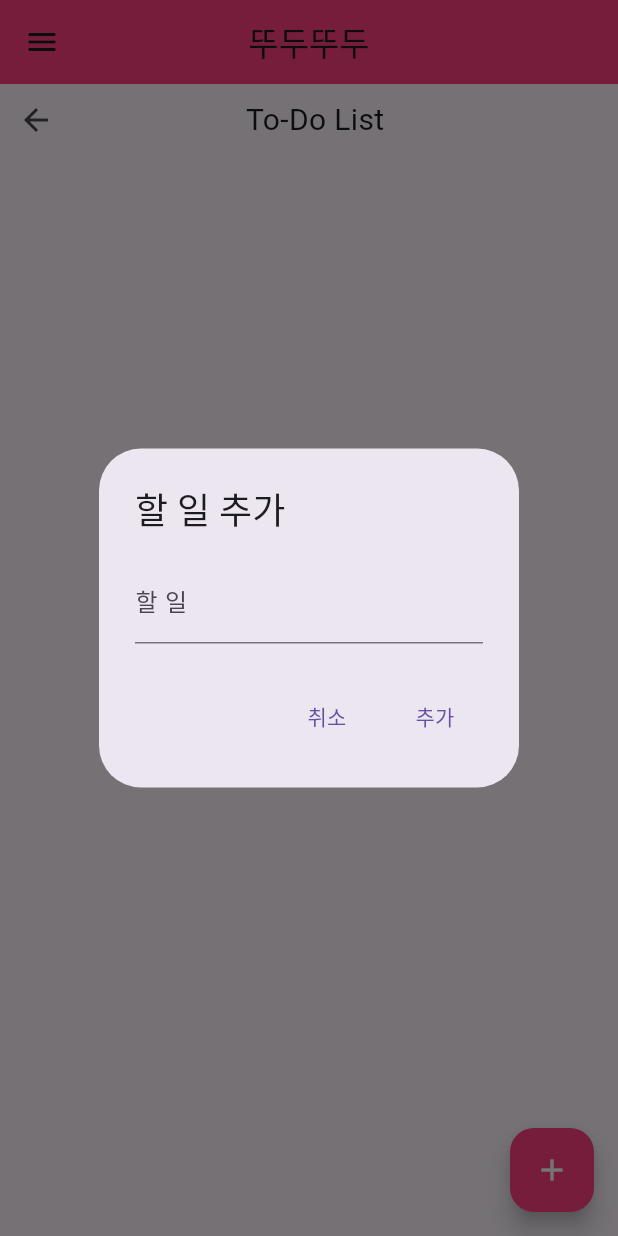
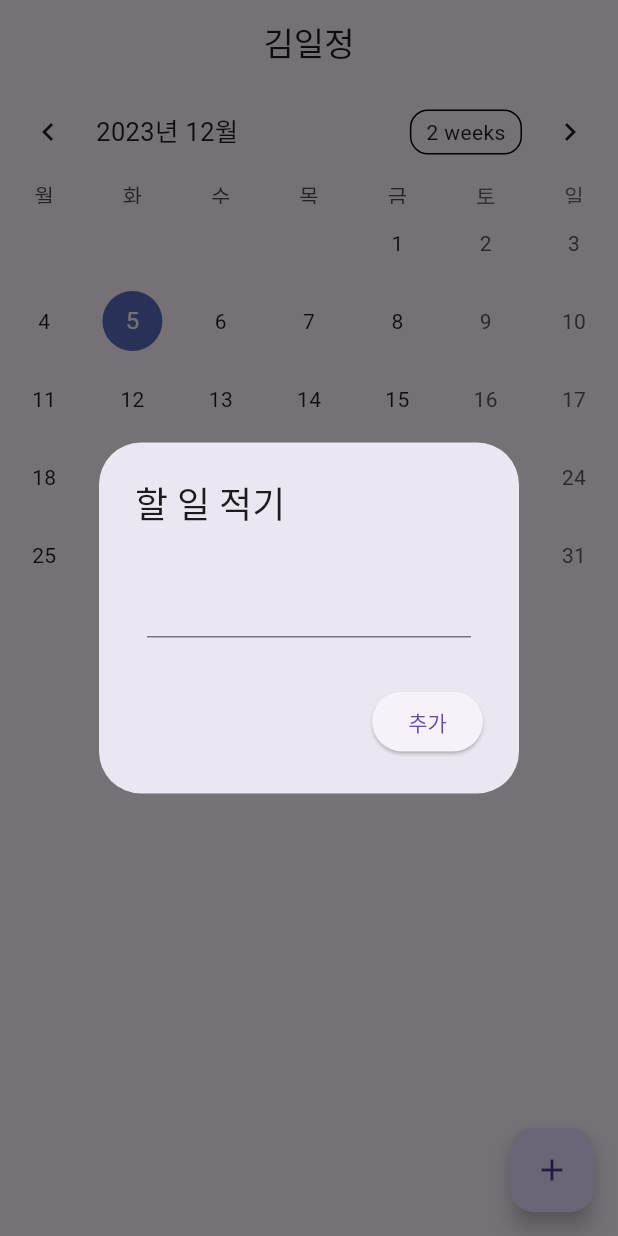
Before and after one commit to KKM2222/ToDo, a Flutter app: the screen it shows after launch, after a tap on "Sign In", after a tap on the "add" icon, on a phone screen of 412 x 824 dp. Run offline on Flutter 3.47's test engine with Material 3 defaults, Android fonts, the phone set to English and light mode, and no system bars; drawn by our look-alikes of table_calendar.

Commit message:
calendar

```diff
--- /dev/null
+++ b/lib/calendar_page.dart
@@ -0,0 +1,150 @@
+import 'package:flutter/material.dart';
+import 'package:intl/intl.dart';
+import 'package:table_calendar/table_calendar.dart';
+
+import 'event.dart';
+
+class CalendarPage extends StatefulWidget {
+  const CalendarPage({Key? key});
+
+  @override
+  State<CalendarPage> createState() => _CalendarPageState();
+}
+class Event {
+  String eventName;
+
+  Event(this.eventName);
+
+  @override
+  String toString() {
+    return eventName;
+  }
+}
+
+class _CalendarPageState extends State<CalendarPage> {
+  CalendarFormat _calendarFormat = CalendarFormat.month;
+  DateTime _focusedDay = DateTime.now();
+  DateTime? _selectedDay;
+  Map<DateTime, List<Event>> events = {};
+  TextEditingController _eventController = TextEditingController();
+  late final ValueNotifier<List<Event>> _selectedEvents;
+
+  @override
+  void initState() {
+    super.initState();
+    _selectedDay = _focusedDay;
+    _selectedEvents = ValueNotifier(_getEventsForDay(_selectedDay!));
+  }
+
+  @override
+  void dispose() {
+    super.dispose();
+  }
+
+  void _onDaySelected(DateTime selectedDay, DateTime focusedDay) {
+    if (!isSameDay(_selectedDay, selectedDay)) {
+      setState(() {
+        _selectedDay = selectedDay;
+        _focusedDay = focusedDay;
+        _selectedEvents.value = _getEventsForDay(selectedDay);
+      });
+    }
+  }
+
+  List<Event> _getEventsForDay(DateTime day) {
+    return events[day] ?? [];
+  }
+
+  @override
+  Widget build(BuildContext context) {
+    return Scaffold(
+      appBar: AppBar(
+        title: Text("김일정"),
+        centerTitle: true,
+      ),
+      floatingActionButton: FloatingActionButton(
+        onPressed: () {
+          showDialog(
+            context: context,
+            builder: (context) {
+              return AlertDialog(
+                scrollable: true,
+                title: Text("할 일 적기"),
+                content: Padding(
+                  padding: EdgeInsets.all(8),
+                  child: TextField(
+                    controller: _eventController,
+                  ),
+                ),
+                actions: [
+                  ElevatedButton(
+                    onPressed: () {
+                      events.addAll({
+                        _selectedDay!: [Event(_eventController.text)]
+                      });
+                      Navigator.of(context).pop();
+                      _selectedEvents.value = _getEventsForDay(_selectedDay!);
+                    },
+                    child: Text("추가"),
+                  )
+                ],
+              );
+            },
+          );
+        },
+        child: Icon(Icons.add),
+      ),
+      body: Column(
+        children: [
+          TableCalendar(
+            locale: "ko_KR",
+            headerVisible: true,
+            focusedDay: _focusedDay,
+            firstDay: DateTime.utc(2010, 3, 14),
+            lastDay: DateTime.utc(2030, 3, 14),
+            selectedDayPredicate: (day) => isSameDay(_selectedDay, day),
+            calendarFormat: _calendarFormat,
+            startingDayOfWeek: StartingDayOfWeek.monday,
+            onDaySelected: _onDaySelected,
+            eventLoader: _getEventsForDay,
+            calendarStyle: CalendarStyle(
+              outsideDaysVisible: false,
+            ),
+            onFormatChanged: (format) {
+              if (_calendarFormat != format) {
+                setState(() {
+                  _calendarFormat = format;
+                });
+              }
+            },
+            onPageChanged: (focusedDay){
+              _focusedDay = focusedDay;
+            },
+          ),
+          SizedBox(height: 8.0),
+          Expanded(
+            child: ValueListenableBuilder<List<Event>>(
+                valueListenable: _selectedEvents,
+                builder: (context, value, _) {
+              return ListView.builder(itemCount: value.length, itemBuilder : (context, index){
+                return Container(
+                  margin: EdgeInsets.symmetric(horizontal: 12, vertical: 4),
+                  decoration: BoxDecoration(
+                      border: Border.all(),
+                      borderRadius: BorderRadius.circular(12),
+                  ),
+                  child: ListTile(
+                    onTap: () => print(""),
+                    title: Text("${value[index]}"),),
+                );
+              });
+            }),
+          )
+        ],
+      ),
+    );
+  }
+  String _formattedDate(DateTime date) {
+    return DateFormat('yyyy년 MM월 dd일', 'ko_KR').format(date);
+  }
+}
--- /dev/null
+++ b/lib/event.dart
@@ -0,0 +1,4 @@
+class Event{
+  final String title;
+  Event(this.title);
+}
--- a/lib/login_page.dart
+++ b/lib/login_page.dart
@@ -1,8 +1,9 @@
 import 'package:flutter/material.dart';
-import 'package:todo/my_button.dart';
-import 'package:todo/my_textfield.dart';
+import 'package:todo/my/my_button.dart';
+import 'package:todo/my/my_textfield.dart';
 import 'package:todo/square_title.dart';
-import 'main.dart'; // Replace with the actual import for your main page
+import 'main.dart';
+import 'calendar_page.dart';
 
 class LoginPage extends StatelessWidget {
   LoginPage({Key? key});
@@ -17,7 +18,8 @@ class LoginPage extends StatelessWidget {
     // For now, let's just navigate to the main page when the sign-in button is pressed
     Navigator.pushReplacement(
       context,
-      MaterialPageRoute(builder: (context) => TodoList()), // Replace with the actual main page class
+      //MaterialPageRoute(builder: (context) => TodoList()),
+      MaterialPageRoute(builder: (context) => CalendarPage()),// Replace with the actual main page class
     );
   }
 
--- a/lib/main.dart
+++ b/lib/main.dart
@@ -1,8 +1,11 @@
 import 'package:flutter/material.dart';
+import 'package:intl/date_symbol_data_local.dart';
 import 'package:todo/login_page.dart';
 import 'drawer_menu.dart';
 
-void main() {
+void main()async{
+  await initializeDateFormatting();
+
   runApp(MyApp());
 }
 
@@ -47,22 +50,8 @@ class _TodoListState extends State<TodoList> {
         mainAxisAlignment: MainAxisAlignment.center,
         children: [
           Row(
-            mainAxisAlignment: MainAxisAlignment.spaceBetween,
+            mainAxisAlignment: MainAxisAlignment.center,
             children: [
-              IconButton(
-                icon: Icon(Icons.arrow_back),
-                onPressed: () {
-                  if (currentPageIndex > 0) {
-                    setState(() {
-                      currentPageIndex--;
-                    });
-                    pageController.previousPage(
-                      duration: Duration(milliseconds: 300),
-                      curve: Curves.easeInOut,
-                    );
-                  }
-                },
-              ),
               Text(
                 currentPageIndex == 0
                     ? "Diary"
--- a/pubspec.yaml
+++ b/pubspec.yaml
@@ -32,6 +32,8 @@ dependencies:
   flutter:
     sdk: flutter
   provider: ^5.0.0
+  table_calendar:
+  intl: ^0.17.0
 
 
   # The following adds the Cupertino Icons font to your application.
```
Also changed, not shown: lib/my/my_button.dart (renamed from lib/my_button.dart), lib/my/my_textfield.dart (renamed from lib/my_textfield.dart), pubspec.lock.
